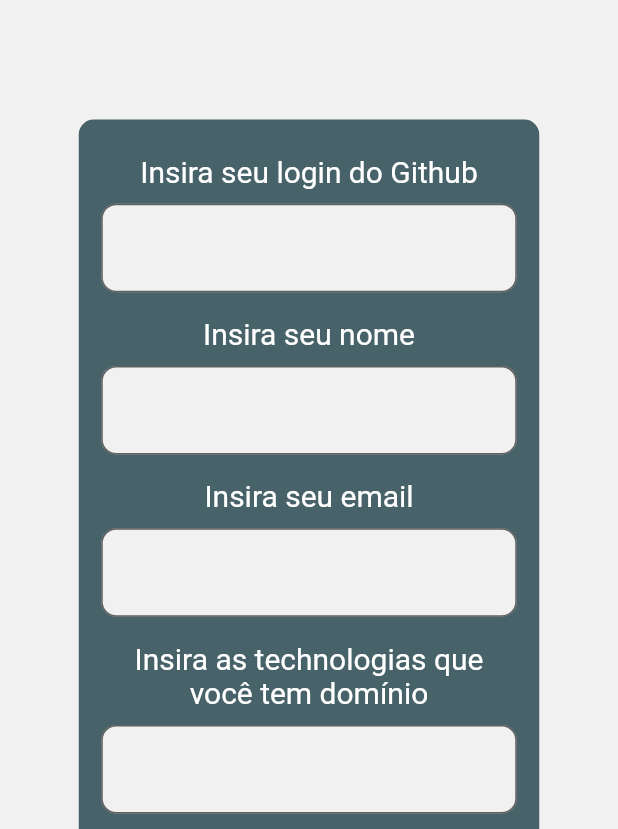
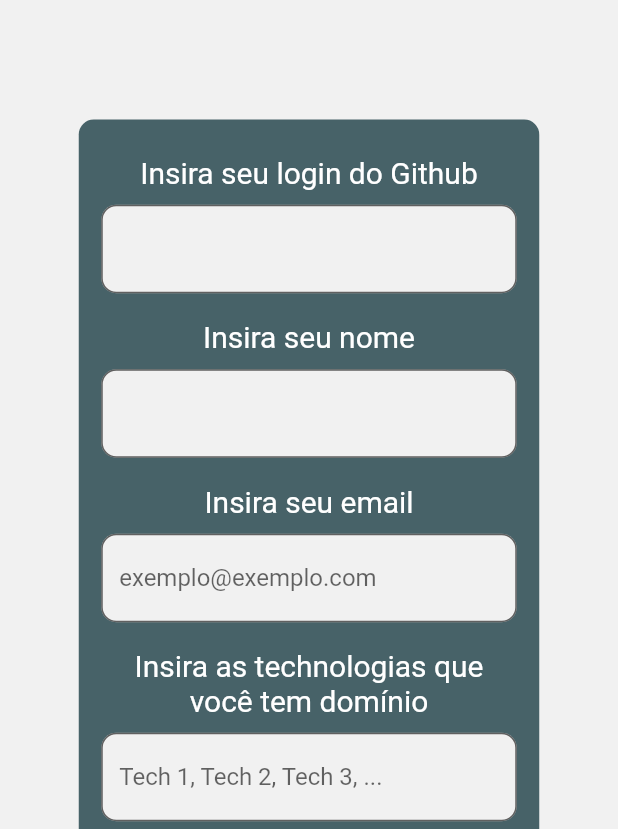
Before and after one commit to iago-farias/findev, a Flutter app: the screen it shows after launch, after a tap on "Sou um Dev", on a phone screen of 412 x 824 dp, the part 407-1236 px from its top. Run offline on Flutter 3.47's test engine with Material 2 defaults, Android fonts, the phone set to English and light mode, and no system bars; our stand-ins replace cloud_firestore, firebase_core, font_awesome_flutter, google_fonts, webview_flutter; missing offline and left inert: flutter_email_sender; accounts and stored records are empty; Roboto replaces fonts that are missing (Offside).

Commit message:
Alterações na tela de cadastro e de listagem

```diff
--- a/lib/main.dart
+++ b/lib/main.dart
@@ -31,8 +31,12 @@
 
 import 'package:flutter/material.dart';
 import './routes.dart';
+import 'package:firebase_core/firebase_core.dart';
 
-void main() {
+void main() async{
+  WidgetsFlutterBinding.ensureInitialized();
+  await Firebase.initializeApp();
+
   runApp(MaterialApp(
     theme: ThemeData(backgroundColor: Color(0xFFF1F1F1)),
     home: Routes(),
--- a/lib/model/Dev.dart
+++ b/lib/model/Dev.dart
@@ -1,4 +1,3 @@
-import 'package:flutter/src/widgets/framework.dart';
 
 class Dev {
   String id;
--- a/lib/view/CadastroDev.dart
+++ b/lib/view/CadastroDev.dart
@@ -1,3 +1,5 @@
+import 'package:findev/controller/Dev_controller.dart';
+import 'package:findev/model/Dev.dart';
 import 'package:flutter/material.dart';
 import 'package:flutter/services.dart';
 import 'package:google_fonts/google_fonts.dart';
@@ -5,38 +7,88 @@ import 'package:http/http.dart' as http;
 import 'dart:async';
 import 'dart:convert';
 
+import '../controller/Dev_controller.dart';
+
 class CadastroDev extends StatefulWidget {
   @override
   _CadastroDevState createState() => _CadastroDevState();
 }
 
 class _CadastroDevState extends State<CadastroDev> {
-  Map<String, dynamic> user;
+  final _scaffoldKey = GlobalKey<ScaffoldState>();
+  final _formKey = GlobalKey<FormState>();
 
-  TextEditingController loginInput = TextEditingController();
+  TextEditingController nameController = TextEditingController();
+  TextEditingController emailController = TextEditingController();
+  TextEditingController techsController = TextEditingController();
+  TextEditingController githubUserNameController = TextEditingController();
 
-  Future<Map<String, dynamic>> getDados(String userLogin) async {
+  String userLocation = "";
+  String githubProfilePicUrl = "";
+
+  Future<String> getDados(String userLogin) async {
     String uri = "https://api.github.com/users/" + userLogin;
     http.Response response = await http.get(uri);
-    user = json.decode(response.body);
+    Map<String, dynamic> user = json.decode(response.body);
 
     // "message": "Not Found"
     if (user['message'] != "Not Found") {
-      print(user);
+      userLocation = user['location'];
+      githubProfilePicUrl = user['avatar_url'];
+
+      return "Usuário encontrado";
     } else {
-      print('Error');
+      return "Usuário não encontrado";
     }
+  }
+
+  _displaySnackBar(BuildContext context, String message) {
+    final snackBar = SnackBar(
+      content: Text(message),
+      backgroundColor:
+          message == "Erro no cadastro" ? Colors.red[800] : Colors.green[900],
+    );
+    _scaffoldKey.currentState.showSnackBar(snackBar);
+  }
+
+  void createDev() async {
+    DevController devController = new DevController();
+    List<String> userTechs = techsController.text.trim().split(",");
+
+    String message = await getDados(githubUserNameController.text);
+
+    print(message);
+
+    if (message != "Erro no cadastro") {
+      Dev dev = new Dev(nameController.text, githubUserNameController.text,
+          githubProfilePicUrl, userLocation, userTechs);
+
+      devController.save(dev).then((res) => print(res));
+
+      clearTextFields();
+
+      _displaySnackBar(context, "Dev cadastrado");
+
+      return;
+    }
+
+    _displaySnackBar(context, message);
+  }
+
+  void clearTextFields() {
+    nameController.text = "";
+    emailController.text = "";
+    techsController.text = "";
+    githubUserNameController.text = "";
+
+    userLocation = "";
+    githubProfilePicUrl = "";
   }
 
   @override
   Widget build(BuildContext context) {
-
-    final _nameController = TextEditingController();
-    final _emailController = TextEditingController();
-    final _techsController = TextEditingController();
-    final _githubUserNameController = TextEditingController();
-
     return Scaffold(
+        key: _scaffoldKey,
         backgroundColor: Color(0xFFF1F1F1),
         body: SingleChildScrollView(
           child: DefaultTextStyle(
@@ -69,17 +121,27 @@ class _CadastroDevState extends State<CadastroDev> {
                           color: Color(0xFF476268),
                         ),
                         width: 307,
-                          height: 550,
+                        height: 600,
                         padding: EdgeInsets.all(15),
+                        child: Form(
+                          key: _formKey,
                           child: Column(
                               mainAxisAlignment: MainAxisAlignment.spaceAround,
                               crossAxisAlignment: CrossAxisAlignment.center,
                               children: <Widget>[
                                 buildTextInput("Insira seu login do Github",
-                                    _githubUserNameController),
-                                buildTextInput("Insira seu nome", _nameController),
-                                buildTextInput("Insira seu email", _emailController, keyboardType: TextInputType.emailAddress),
-                                buildTextInput("Insira as technologias que você tem domínio", _techsController),
+                                 githubUserNameController),
+                                buildTextInput(
+                                    "Insira seu nome", nameController),
+                                buildTextInput(
+                                    "Insira seu email", emailController,
+                                    keyboardType: TextInputType.emailAddress,
+                                    placeHolder: "exemplo@exemplo.com"),
+                                buildTextInput(
+                                    "Insira as technologias que você tem domínio",
+                                    techsController,
+                                    placeHolder: "Tech 1, Tech 2, Tech 3, ..."),
+                                const SizedBox(height: 25,),
                                 ButtonTheme(
                                   minWidth: 250,
                                   child: RaisedButton(
@@ -89,7 +151,9 @@ class _CadastroDevState extends State<CadastroDev> {
                                     padding: EdgeInsets.all(10),
                                     color: Color(0xFFF1F1F1),
                                     onPressed: () {
-                                      getDados(_githubUserNameController.text);
+                                      if (_formKey.currentState.validate()) {
+                                        createDev();
+                                      }
                                     },
                                     child: Text(
                                       "Confirmar cadastro",
@@ -101,18 +165,21 @@ class _CadastroDevState extends State<CadastroDev> {
                                     ),
                                   ),
                                 ),
-                              ]
-                            )
+                              ]),
+                        ),
                       ),
                     ],
                   ),
-                          const SizedBox(height: 15,)
+                  const SizedBox(
+                    height: 15,
+                  )
                 ],
               )),
         ));
   }
 
-  Widget buildTextInput(String label, TextEditingController controller, {TextInputType keyboardType}) {
+  Widget buildTextInput(String label, TextEditingController controller,
+      {TextInputType keyboardType, String placeHolder}) {
     return Column(
       mainAxisAlignment: MainAxisAlignment.spaceAround,
       children: [
@@ -122,15 +189,22 @@ class _CadastroDevState extends State<CadastroDev> {
           style: GoogleFonts.offside(
               color: Color(0xFFFFFFFF),
               fontSize: 20,
-            fontWeight: FontWeight.w400
-          ),
+              fontWeight: FontWeight.w400),
         ),
         const SizedBox(height: 10),
-        TextField(
+        TextFormField(
+          validator: (value) {
+                  if (value.isEmpty) {
+                    return "Por favor preencha esse campo";
+                  }
+
+                  return null;
+                },
           controller: controller,
-          keyboardType: keyboardType != null ? keyboardType : TextInputType.text,
+          keyboardType:
+              keyboardType != null ? keyboardType : TextInputType.text,
           decoration: InputDecoration(
-
+              hintText: placeHolder,
               filled: true,
               fillColor: Color(0xFFF1F1F1),
               border: OutlineInputBorder(
```
Also changed, not shown: lib/view/ListDevs.dart (+20 -6 lines). Lines whose indentation alone changed are shown as unchanged.
